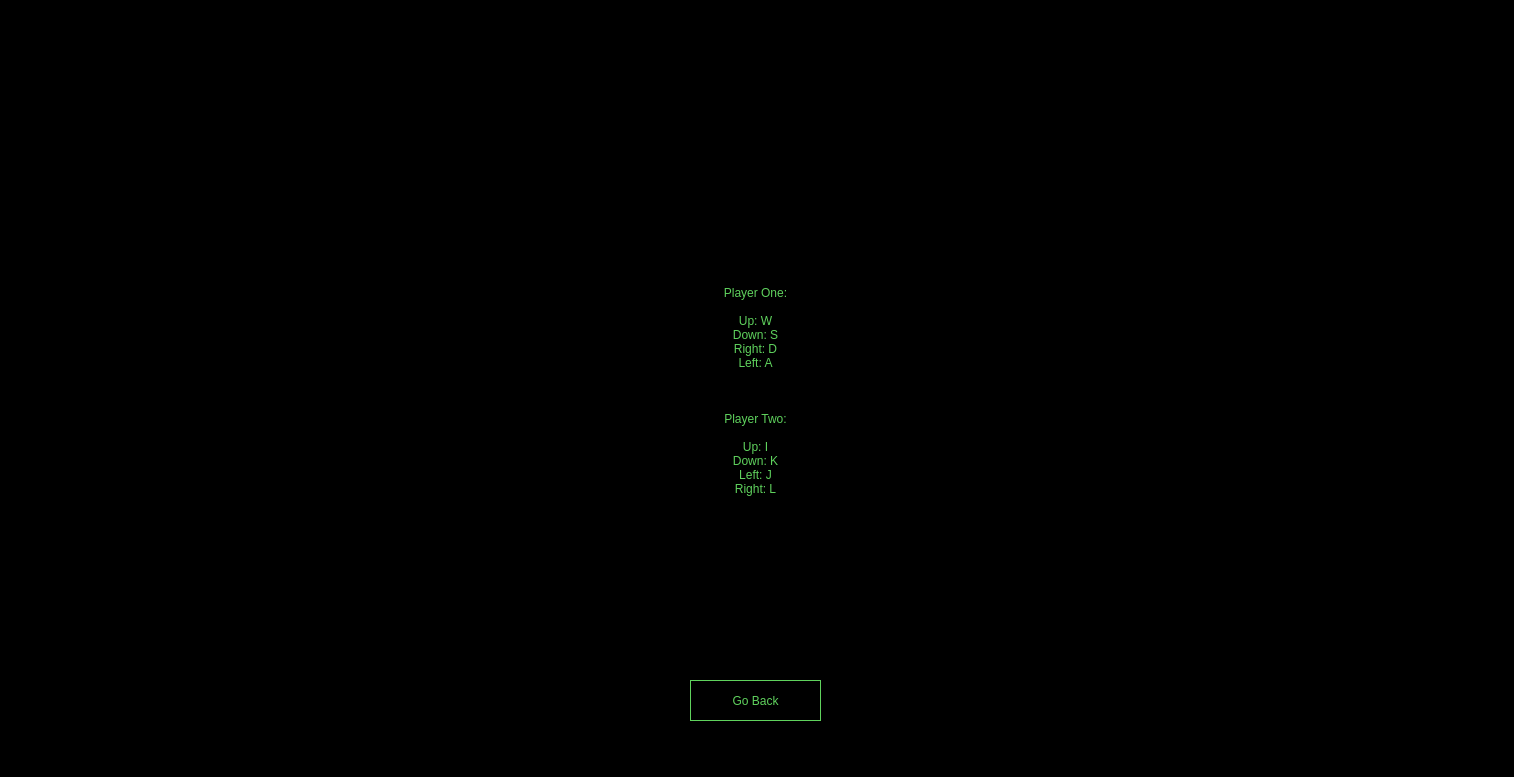
Above: Atari_Snake/dialog.ui from acgriswold/SPT-Snake before the change. Below: the same form after it.
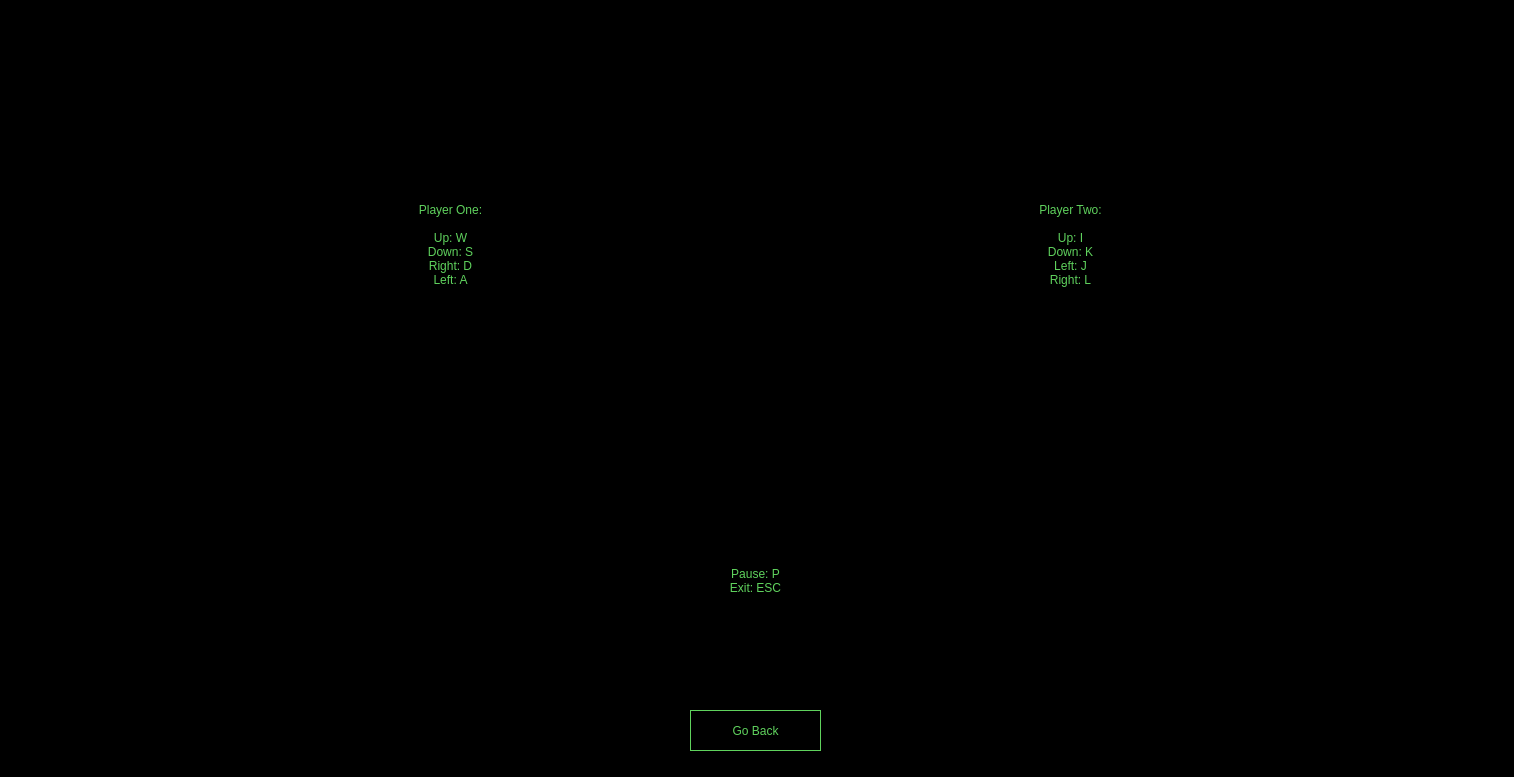
That is the form after the change. The open tabs and pages were chosen to show the change.

The edit to the form file:
```diff
--- a/Atari_Snake/dialog.ui
+++ b/Atari_Snake/dialog.ui
@@ -239,41 +239,11 @@
     </widget>
    </widget>
    <widget class="QWidget" name="controls">
-    <widget class="QLabel" name="label_2">
-     <property name="geometry">
-      <rect>
-       <x>0</x>
-       <y>30</y>
-       <width>1511</width>
-       <height>781</height>
-      </rect>
-     </property>
-     <property name="text">
-      <string>Player One:
-
-Up: W
-Down: S
-Right: D
-Left: A
-
-
-
-Player Two:
-
-Up: I
-Down: K
-Left: J
-Right: L</string>
-     </property>
-     <property name="alignment">
-      <set>Qt::AlignCenter</set>
-     </property>
-    </widget>
     <widget class="QPushButton" name="button_slug_3">
      <property name="geometry">
       <rect>
        <x>690</x>
-       <y>710</y>
+       <y>740</y>
        <width>131</width>
        <height>41</height>
       </rect>
@@ -285,6 +255,71 @@
       <string>Go Back</string>
      </property>
     </widget>
+    <widget class="QLabel" name="label_3">
+     <property name="geometry">
+      <rect>
+       <x>970</x>
+       <y>30</y>
+       <width>201</width>
+       <height>761</height>
+      </rect>
+     </property>
+     <property name="styleSheet">
+      <string notr="true">padding-top: 200px;</string>
+     </property>
+     <property name="text">
+      <string>Player Two:
+
+Up: I
+Down: K
+Left: J
+Right: L</string>
+     </property>
+     <property name="alignment">
+      <set>Qt::AlignHCenter|Qt::AlignTop</set>
+     </property>
+    </widget>
+    <widget class="QLabel" name="label_4">
+     <property name="geometry">
+      <rect>
+       <x>330</x>
+       <y>30</y>
+       <width>241</width>
+       <height>751</height>
+      </rect>
+     </property>
+     <property name="styleSheet">
+      <string notr="true">padding-top: 200px;</string>
+     </property>
+     <property name="text">
+      <string>Player One:
+
+Up: W
+Down: S
+Right: D
+Left: A</string>
+     </property>
+     <property name="alignment">
+      <set>Qt::AlignHCenter|Qt::AlignTop</set>
+     </property>
+    </widget>
+    <widget class="QLabel" name="label_2">
+     <property name="geometry">
+      <rect>
+       <x>0</x>
+       <y>520</y>
+       <width>1511</width>
+       <height>181</height>
+      </rect>
+     </property>
+     <property name="text">
+      <string>Pause: P
+Exit: ESC</string>
+     </property>
+     <property name="alignment">
+      <set>Qt::AlignCenter</set>
+     </property>
+    </widget>
    </widget>
   </widget>
  </widget>
```
Left out of the diff: 30 changed lines with no effect on the pictures.
